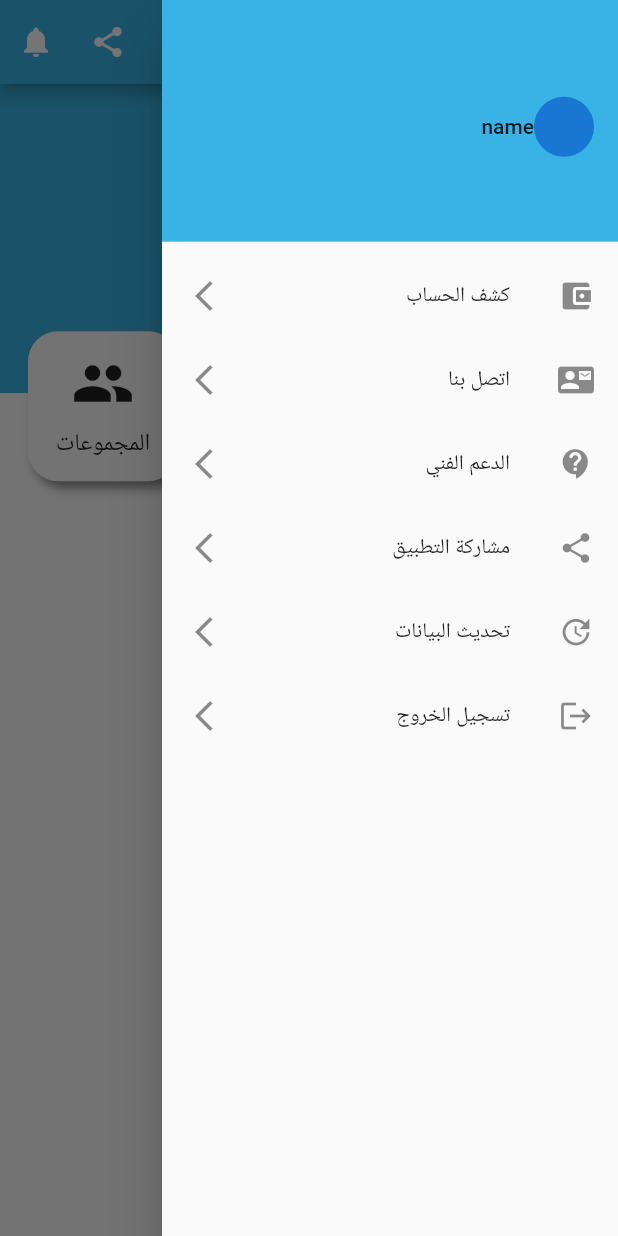
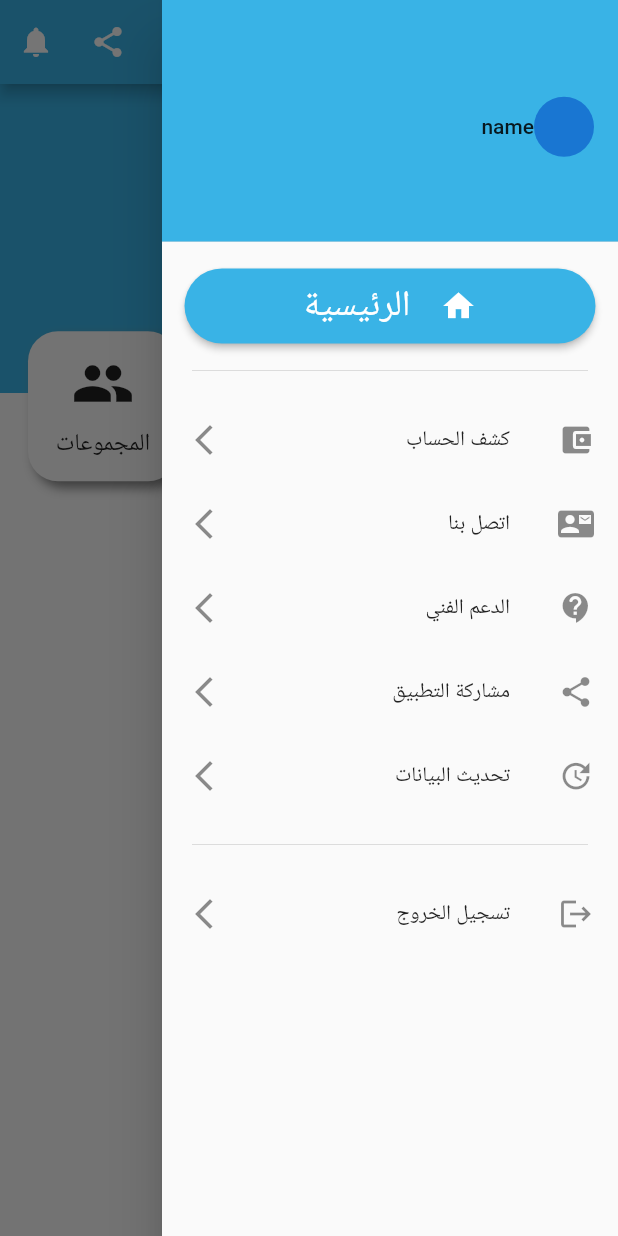
Before and after one commit to lahcenegue/loginapp, a Flutter app: the HomeScreen screen opened directly, with the side drawer open, on a phone screen of 412 x 824 dp. Run offline on Flutter 3.47's test engine with Material 2 defaults, Android fonts, the phone set to English and light mode, and no system bars; our stand-ins replace share_plus, shared_preferences; missing offline and left inert: onesignal_flutter; accounts and stored records are empty.

Commit message:
ui update

```diff
--- a/lib/screens/home/add/add_screen.dart
+++ b/lib/screens/home/add/add_screen.dart
@@ -99,6 +99,7 @@ class _AddScreenState extends State<AddScreen> {
                   customButton(
                     title: 'إضافة',
                     icon: Icons.add,
+                    topPadding: 40,
                     onPressed: () async {
                       if (validateAndSave()) {
                         setState(() {
--- a/lib/screens/home/groupe/add_groupe.dart
+++ b/lib/screens/home/groupe/add_groupe.dart
@@ -51,6 +51,7 @@ class AddGroupeScreen extends StatelessWidget {
             customButton(
               title: 'إضافة مجموعة',
               icon: Icons.add,
+              topPadding: 40,
               onPressed: () {},
             ),
           ],
--- a/lib/screens/home/home_screen.dart
+++ b/lib/screens/home/home_screen.dart
@@ -4,6 +4,7 @@ import 'package:loginapp/screens/home/add/add_screen.dart';
 import 'package:loginapp/screens/home/groupe/groupe_screen.dart';
 import 'package:loginapp/screens/home/notification/notification_screen.dart';
 import 'package:loginapp/screens/home/payment/payment_screen.dart';
+import 'package:loginapp/widgets/constum_button.dart';
 import 'package:loginapp/widgets/costum_container.dart';
 import 'package:share_plus/share_plus.dart';
 import 'package:shared_preferences/shared_preferences.dart';
@@ -81,6 +82,21 @@ class _HomeScreenState extends State<HomeScreen> {
                   ],
                 ),
               ),
+              Padding(
+                padding: const EdgeInsets.symmetric(horizontal: 15),
+                child: customButton(
+                  title: "الرئيسية",
+                  icon: Icons.home,
+                  topPadding: 10,
+                  onPressed: () {},
+                ),
+              ),
+              const SizedBox(height: 10),
+              const Divider(
+                indent: 20,
+                endIndent: 20,
+              ),
+              const SizedBox(height: 10),
               ListTile(
                 leading: const Icon(Icons.account_balance_wallet),
                 trailing: const Icon(Icons.arrow_forward_ios),
@@ -111,6 +127,12 @@ class _HomeScreenState extends State<HomeScreen> {
                 title: const Text("تحديث البيانات"),
                 onTap: () {},
               ),
+              const SizedBox(height: 10),
+              const Divider(
+                indent: 20,
+                endIndent: 20,
+              ),
+              const SizedBox(height: 10),
               ListTile(
                 leading: const Icon(Icons.logout),
                 trailing: const Icon(Icons.arrow_forward_ios),
--- a/lib/screens/login_code/login_code_screen.dart
+++ b/lib/screens/login_code/login_code_screen.dart
@@ -114,6 +114,9 @@ class _LoginCodeScreenState extends State<LoginCodeScreen> {
                   const SizedBox(height: 20),
                   // login button
                   customButton(
+                    title: 'تسجيل الدخول',
+                    icon: Icons.login,
+                    topPadding: 40,
                     onPressed: () {
                       if (validateAndSave()) {
                         setState(() {
@@ -146,8 +149,6 @@ class _LoginCodeScreenState extends State<LoginCodeScreen> {
                         });
                       }
                     },
-                    icon: Icons.login,
-                    title: 'تسجيل الدخول',
                   ),
                 ],
               ),
--- a/lib/screens/login_mobile/login_mobile_screen.dart
+++ b/lib/screens/login_mobile/login_mobile_screen.dart
@@ -78,6 +78,9 @@ class _LoginMobileScreenState extends State<LoginMobileScreen> {
                   const SizedBox(height: 20),
                   // login button
                   customButton(
+                    title: 'تسجيل الدخول',
+                    icon: Icons.login,
+                    topPadding: 40,
                     onPressed: () {
                       if (validateAndSave()) {
                         setState(() {
@@ -100,8 +103,6 @@ class _LoginMobileScreenState extends State<LoginMobileScreen> {
                         });
                       }
                     },
-                    icon: Icons.login,
-                    title: 'تسجيل الدخول',
                   ),
                 ],
               ),
--- a/lib/screens/register/register_screen.dart
+++ b/lib/screens/register/register_screen.dart
@@ -211,6 +211,9 @@ class _RegisterScreenState extends State<RegisterScreen> {
 
                     const SizedBox(height: 20),
                     customButton(
+                      title: 'تسجيل حساب جديد',
+                      icon: Icons.login,
+                      topPadding: 40,
                       onPressed: () {
                         if (validateAndSave()) {
                           setState(() {
@@ -238,8 +241,6 @@ class _RegisterScreenState extends State<RegisterScreen> {
                           });
                         }
                       },
-                      icon: Icons.login,
-                      title: 'تسجيل حساب جديد',
                     ),
                   ],
                 ),
--- a/lib/widgets/constum_button.dart
+++ b/lib/widgets/constum_button.dart
@@ -5,9 +5,10 @@ Widget customButton({
   required Function()? onPressed,
   required IconData? icon,
   required String? title,
+  required double? topPadding,
 }) {
   return Container(
-    padding: const EdgeInsets.only(top: 40),
+    padding: EdgeInsets.only(top: topPadding!),
     child: ElevatedButton(
       style: ElevatedButton.styleFrom(
           backgroundColor: Constants.kMainColor,
```
